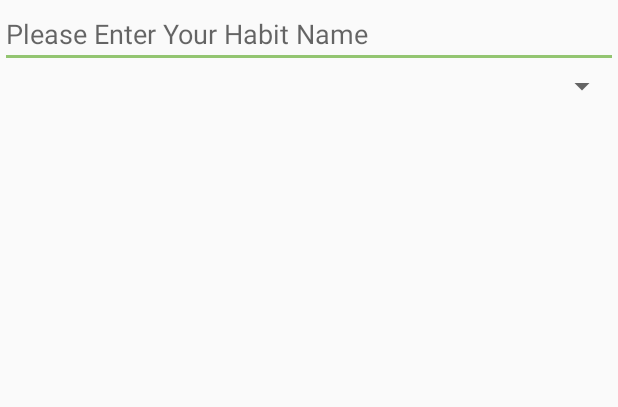
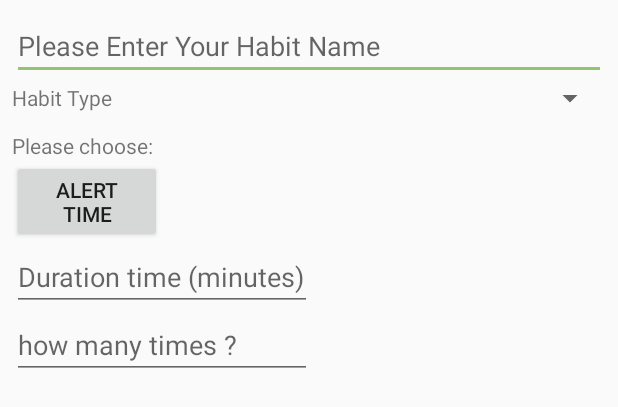
Before and after one commit to 6453Zafir/Recorder, an Android app: the layout add_user_own_habit.xml on its own in the app's theme, with its tools: preview values and no code run, on a phone screen of 412 x 824 dp. Shown: the top 407 px of the screen. Run offline under Robolectric (Android 15) with nearby library versions, the phone set to English and light mode, and no system bars.

Commit message:
design own habit

```diff
--- a/Recorder_APP/app/build.gradle
+++ b/Recorder_APP/app/build.gradle
@@ -35,6 +35,7 @@ dependencies {
     //    compile 'com.esotericsoftware.kryo:kryo:2.24.0'
     //    compile 'org.greenrobot:eventbus:3.0.0'
     compile 'com.colintmiller:simplenosql:0.5.1'
+    compile 'com.wdullaer:materialdatetimepicker:2.3.0'
     //compile 'com.github.dmytrodanylyk.circular-progress-button:library:1.1.3'
     //compile 'com.github.dmytrodanylyk:android-morphing-button:98a4986e56'
     compile project(':library')
--- a/Recorder_APP/app/src/main/res/layout/add_user_own_habit.xml
+++ b/Recorder_APP/app/src/main/res/layout/add_user_own_habit.xml
@@ -1,6 +1,7 @@
 <?xml version="1.0" encoding="utf-8"?>
 <LinearLayout xmlns:android="http://schemas.android.com/apk/res/android"
     android:orientation="vertical" android:layout_width="match_parent"
+    android:padding="8dp"
     android:layout_height="match_parent">
 
     <ImageView
@@ -15,12 +16,53 @@
         android:id="@+id/add_user_own_habit_EditText"
         android:hint="Please Enter Your Habit Name"
         />
-
-    <Spinner
+    <LinearLayout
         android:layout_width="match_parent"
         android:layout_height="wrap_content"
-        android:id="@+id/add_user_own_habit_spinner"
-       />
+        android:orientation="horizontal">
+        <TextView
+            android:layout_gravity="center"
+            android:layout_width="0dp"
+            android:layout_height="wrap_content"
+            android:layout_weight="0.2"
+            android:text="Habit Type"/>
+        <Spinner
+            android:layout_width="0dp"
+            android:layout_height="wrap_content"
+            android:layout_weight="0.8"
+            android:id="@+id/add_user_own_habit_spinner"
+            />
+    </LinearLayout>
+
+
+
+    <LinearLayout
+        android:layout_width="match_parent"
+        android:layout_height="wrap_content"
+        android:layout_marginTop="10dp"
+        android:orientation="vertical">
+        <TextView
+            android:id="@+id/hint_text"
+            android:layout_width="match_parent"
+            android:layout_height="wrap_content"
+            android:text="Please choose:"/>
+        <Button
+            android:id="@+id/time_picker"
+            android:layout_width="100dp"
+            android:layout_height="wrap_content"
+            android:text="alert time"/>
+        <EditText
+            android:id="@+id/duration_input"
+            android:layout_width="200dp"
+            android:layout_height="wrap_content"
+            android:hint="Duration time (minutes)"/>
+
+        <EditText
+            android:id="@+id/degree_input"
+            android:layout_width="200dp"
+            android:layout_height="wrap_content"
+            android:hint="how many times ?"/>
+    </LinearLayout>
 
 
 
```
Also changed, not shown: Recorder_APP/app/src/main/java/com/tongji/android/recorder_app/Activity/LoginActivity.java (+4 -4 lines), Recorder_APP/app/src/main/java/com/tongji/android/recorder_app/Fragment/Punchcard.java (+72 -21 lines), Recorder_APP/app/src/main/java/com/tongji/android/recorder_app/Fragment/ItemDetailFragment.java (line endings or trailing spaces).
